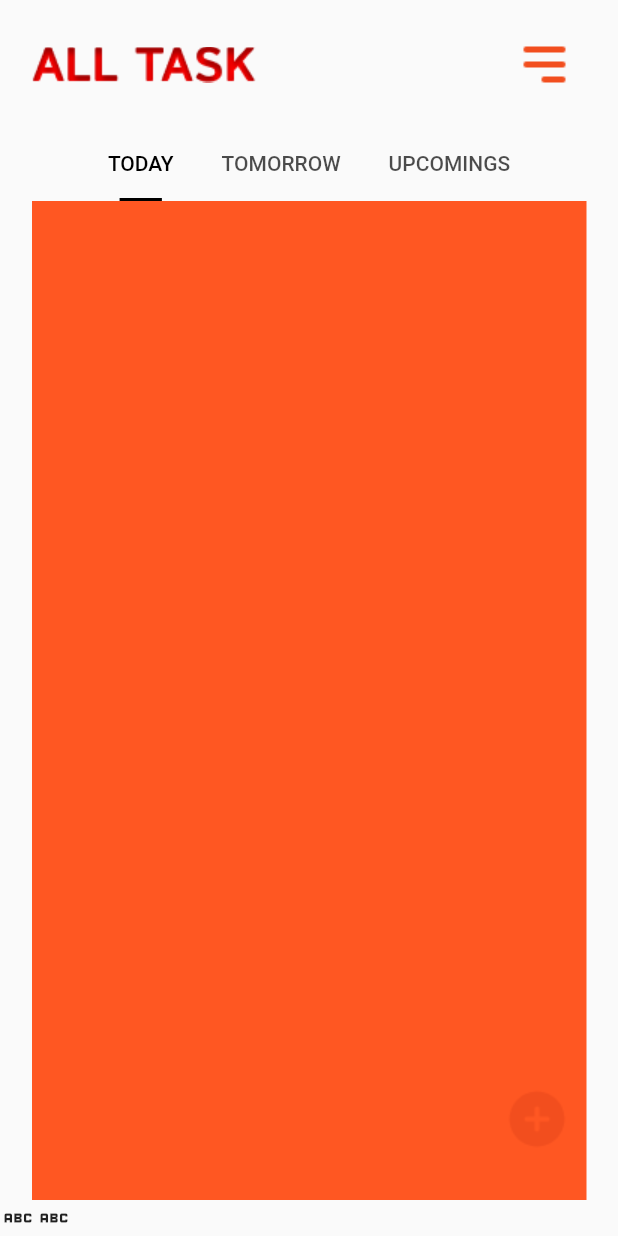
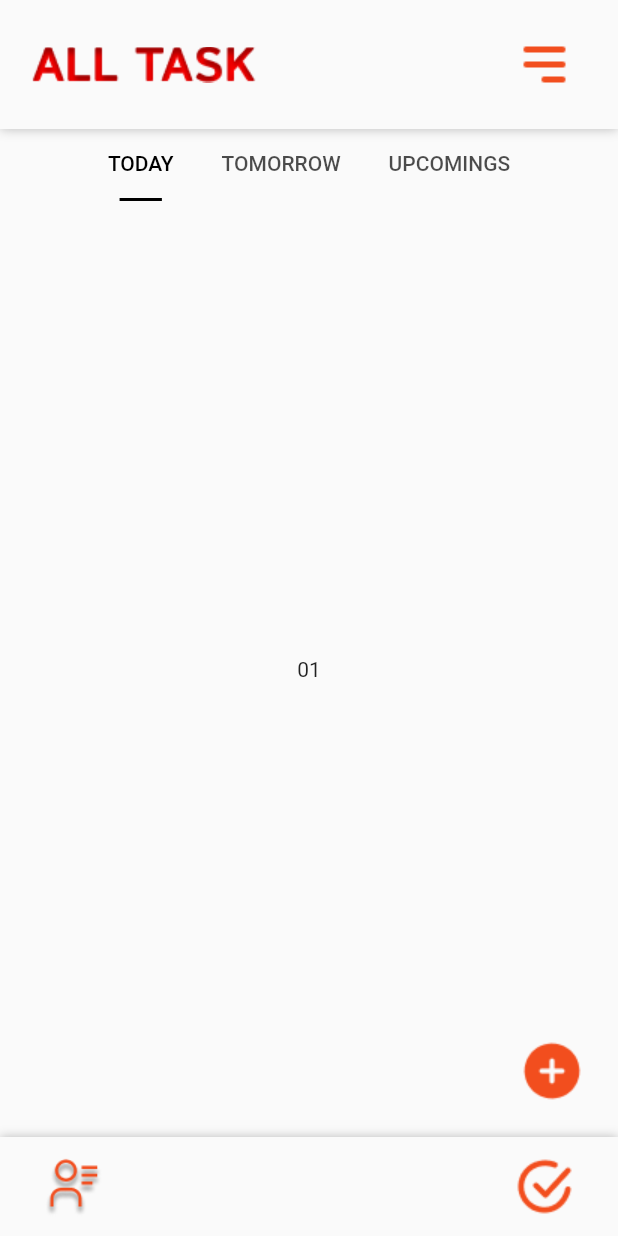
Before and after one commit to Elio-Muculo/todo_app, a Flutter app: the screen it shows after launch, on a phone screen of 412 x 824 dp. Run offline on Flutter 3.47's test engine with Material 2 defaults, Android fonts, the phone set to English and light mode, and no system bars.

Commit message:
add bottom app bar

```diff
--- a/lib/core/app_images.dart
+++ b/lib/core/app_images.dart
@@ -13,4 +13,6 @@ class AppImages {
   static String get allTasks => "assets/images/ALL_TASK.png";
   static String get menu => "assets/images/heroicons.png";
   static String get circle => "assets/images/icons_circle.png";
+  static String get person => "assets/images/person.png";
+  static String get marked => "assets/images/marked_icon.png";
 }
--- a/lib/features/main_page/main_page.dart
+++ b/lib/features/main_page/main_page.dart
@@ -13,15 +13,34 @@ class MainPage extends StatelessWidget {
       appBar: const AppBarWIdget(),
       body: const TabBarWidget(),
       floatingActionButton: IconButton(
-        iconSize: 60,
+        iconSize: 40,
         onPressed: () { },
         icon: Image.asset(AppImages.circle, width: 60, height: 60,),
       ),
-      bottomNavigationBar: Row(
-        children: const [
-          Icon(Icons.abc),
-          Icon(Icons.abc)
-        ],
+      bottomNavigationBar: Container(
+        decoration: const BoxDecoration(
+          boxShadow: [
+            BoxShadow(blurRadius: 5.0, color: Colors.black26, blurStyle: BlurStyle.outer)
+          ]
+        ),
+        child: Padding(
+          padding: const EdgeInsets.symmetric(horizontal: 21, vertical: 5),
+          child: Row(
+            mainAxisAlignment: MainAxisAlignment.spaceBetween,
+            children: [
+              IconButton(
+                onPressed: () {},
+                iconSize: 40,
+                icon: Image.asset(AppImages.person),
+              ),
+              IconButton(
+                onPressed: () {},
+                iconSize: 40,
+                icon: Image.asset(AppImages.marked),
+              ),
+            ],
+          ),
+        ),
       ),
     );
   }
--- a/lib/features/main_page/widgets/app_bar/app_bar_widget.dart
+++ b/lib/features/main_page/widgets/app_bar/app_bar_widget.dart
@@ -7,6 +7,12 @@ class AppBarWIdget extends StatelessWidget implements PreferredSizeWidget {
   @override
   Widget build(BuildContext context) {
     return SafeArea(
+      child: Container(
+        decoration: const BoxDecoration(
+            boxShadow: [
+              BoxShadow(blurRadius: 6.0, color: Colors.black26, blurStyle: BlurStyle.outer)
+            ]
+        ),
         child: Padding(
           padding: const EdgeInsets.symmetric(vertical: 15, horizontal: 21),
           child: Row(
@@ -16,8 +22,10 @@ class AppBarWIdget extends StatelessWidget implements PreferredSizeWidget {
               IconButton(
                   iconSize: 40,
                   onPressed: () { },
-                icon: Image.asset(AppImages.menu))
+                  icon: Image.asset(AppImages.menu)
+              ),
             ],
+          ),
         ),
       ),
     );
--- a/lib/features/main_page/widgets/tabbar/tabbar_widget.dart
+++ b/lib/features/main_page/widgets/tabbar/tabbar_widget.dart
@@ -45,7 +45,7 @@ class _TabBarWidgetState extends State<TabBarWidget> with TickerProviderStateMix
             child: TabBarView(
               controller: tabController,
               children: [
-                Container(color: Colors.deepOrange,),
+                Center(child: Text('01'),),
                 Center(child: Text('02')),
                 Center(child: Text('03')),
               ],
```
Lines whose indentation alone changed are shown as unchanged.
